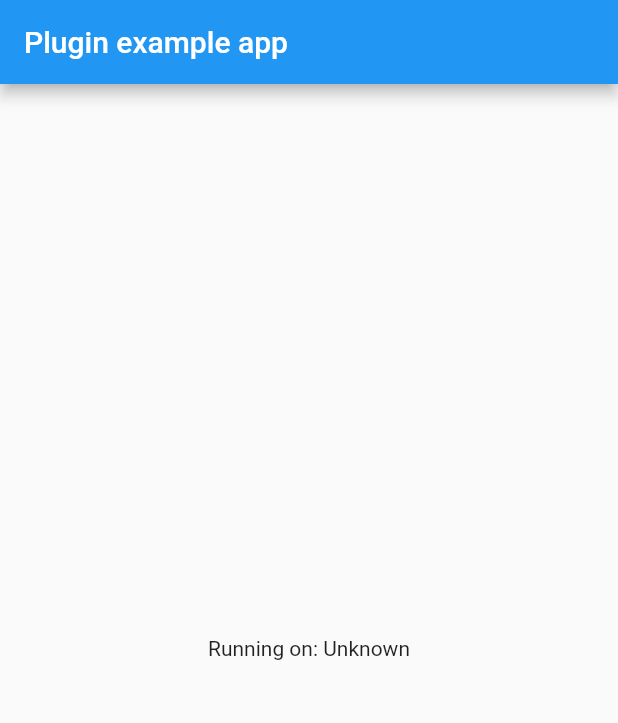
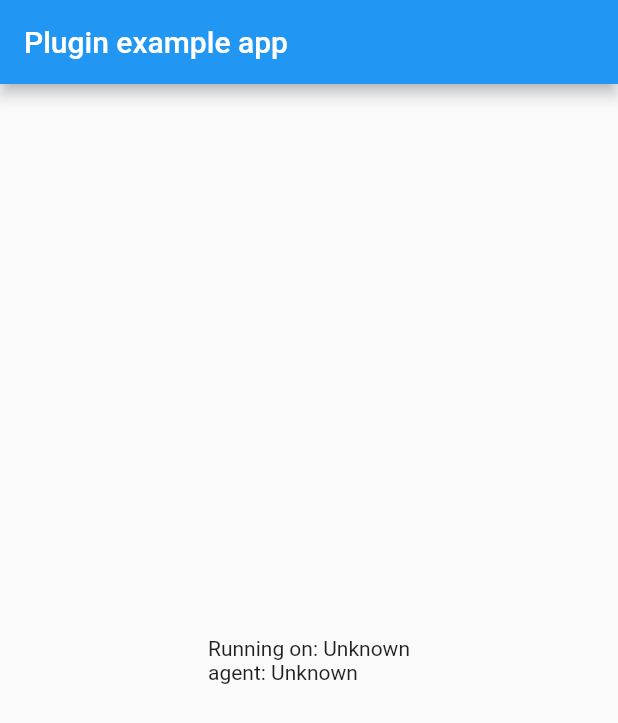
Before and after one commit to achjqz/flutter_share_utils, a Flutter app: the screen it shows after launch, on a phone screen of 412 x 824 dp. Shown: the top 723 px of the screen. Run offline on Flutter 3.47's test engine with Material 2 defaults, Android fonts, the phone set to English and light mode, and no system bars; our stand-ins replace plugin_platform_interface; missing offline and left inert: dart:html.

Commit message:
feat: add test example

```diff
--- a/share_utils/example/lib/main.dart
+++ b/share_utils/example/lib/main.dart
@@ -15,7 +15,7 @@ class MyApp extends StatefulWidget {
 
 class _MyAppState extends State<MyApp> {
   String _deviceName = 'Unknown';
-
+  String _userAgent = 'Unknown';
   @override
   void initState() {
     super.initState();
@@ -39,6 +39,7 @@ class _MyAppState extends State<MyApp> {
 
     setState(() {
       _deviceName = deviceName;
+      _userAgent = ShareUtils.userAgent;
     });
   }
 
@@ -50,7 +51,7 @@ class _MyAppState extends State<MyApp> {
           title: const Text('Plugin example app'),
         ),
         body: Center(
-          child: Text('Running on: $_deviceName\n'),
+          child: Text('Running on: $_deviceName\nagent: $_userAgent'),
         ),
       ),
     );
```
Also changed, not shown: share_utils/example/pubspec.lock, share_utils/pubspec.lock, 3 other files.
